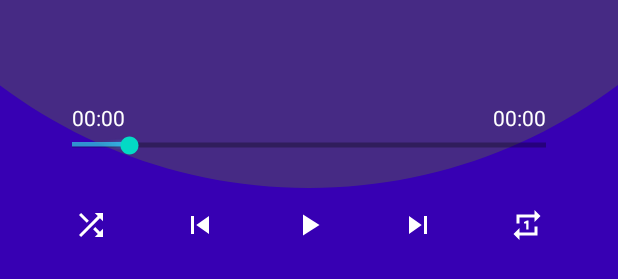
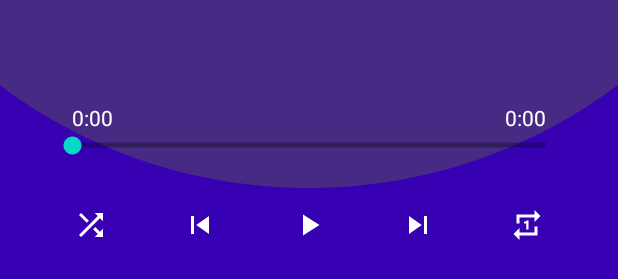
Before and after one commit to oprotsenko/IntelliAuto, an Android app: the layout fragment_now_playing.xml on its own in the app's theme, with its tools: preview values and no code run, on a phone screen of 412 x 824 dp. Shown: the part 945-1224 px from the top of the screen. Run offline under Robolectric (Android 15) with nearby library versions, the phone set to English and light mode, and no system bars.

Commit message:
[General]: minor view update

```diff
--- a/intelli-auto-hmi/media_player/src/main/res/layout/fragment_now_playing.xml
+++ b/intelli-auto-hmi/media_player/src/main/res/layout/fragment_now_playing.xml
@@ -61,7 +61,7 @@
             android:layout_width="wrap_content"
             android:layout_height="wrap_content"
             android:layout_marginStart="@dimen/margin"
-            android:text="00:00"
+            android:text="0:00"
             app:layout_constraintBottom_toTopOf="@+id/sbNowPlayingProgress"
             app:layout_constraintStart_toStartOf="@+id/sbNowPlayingProgress"
             app:layout_constraintTop_toTopOf="parent" />
@@ -71,7 +71,7 @@
             android:layout_width="wrap_content"
             android:layout_height="wrap_content"
             android:layout_marginEnd="@dimen/margin"
-            android:text="00:00"
+            android:text="0:00"
             app:layout_constraintBottom_toTopOf="@+id/sbNowPlayingProgress"
             app:layout_constraintEnd_toEndOf="@+id/sbNowPlayingProgress"
             app:layout_constraintTop_toTopOf="parent" />
@@ -84,7 +84,6 @@
             android:layout_marginStart="@dimen/padding"
             android:layout_marginEnd="@dimen/padding"
             android:layout_marginBottom="@dimen/margin"
-            android:progress="12"
             app:layout_constraintBottom_toTopOf="@id/ibNowPlayingPlayPause"
             app:layout_constraintEnd_toEndOf="parent"
             app:layout_constraintStart_toStartOf="parent" />
```
